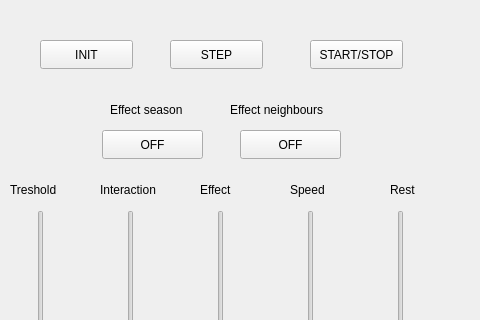
DamianF100/UFZ-Project, file QT_Project/mainwindow.ui: the form before one commit; both pictures show x 0 to 480 and y 0 to 320 of the 1200 by 700 pixel window.
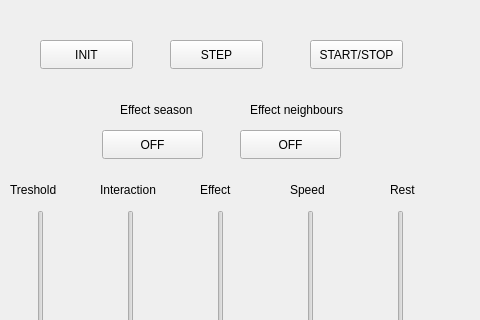
The form after the commit. Custom widgets are drawn as their Qt base class.

Commit message: months indicated

```diff
--- a/QT_Project/mainwindow.ui
+++ b/QT_Project/mainwindow.ui
@@ -328,7 +328,7 @@
    <widget class="QLabel" name="label_6">
     <property name="geometry">
      <rect>
-      <x>230</x>
+      <x>250</x>
       <y>100</y>
       <width>121</width>
       <height>20</height>
@@ -341,7 +341,7 @@
    <widget class="QLabel" name="label_7">
     <property name="geometry">
      <rect>
-      <x>110</x>
+      <x>120</x>
       <y>100</y>
       <width>101</width>
       <height>20</height>
```
The commit also changes 1 other file.
